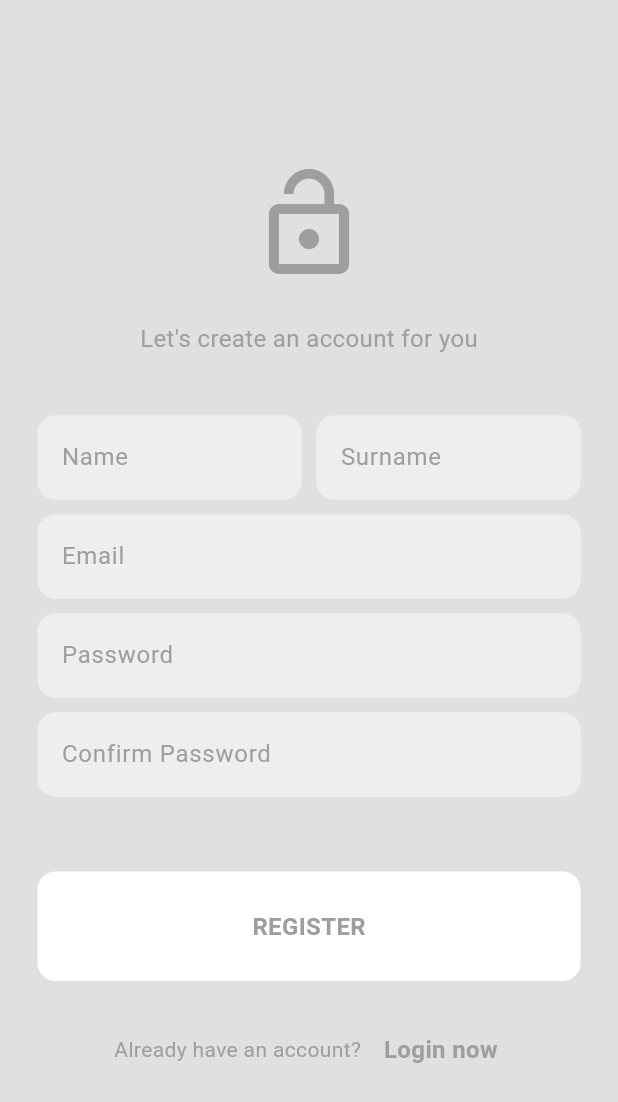
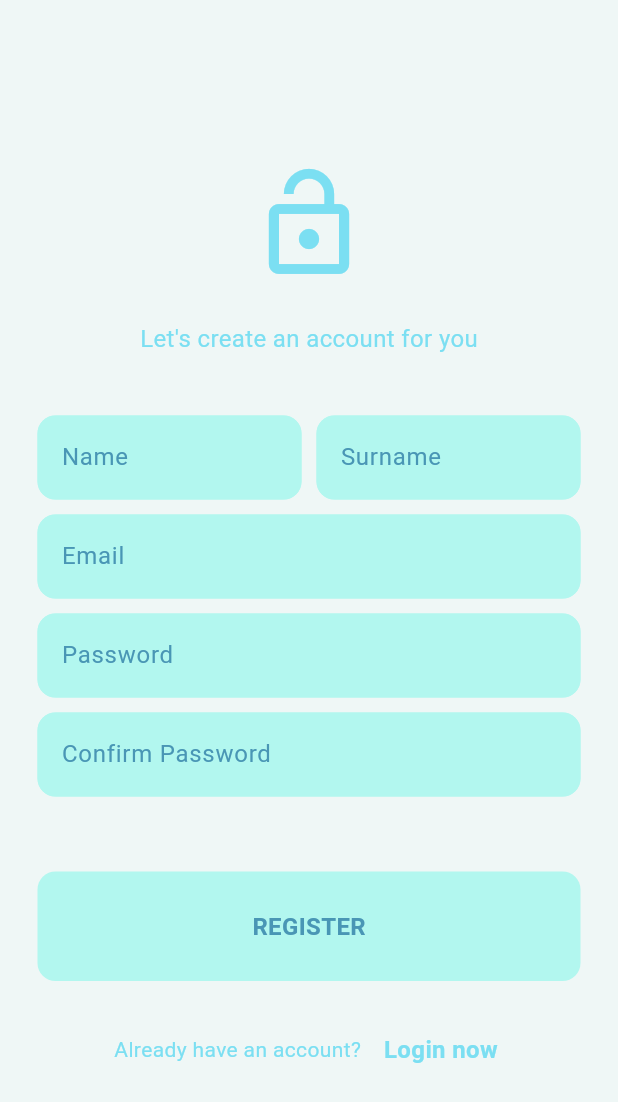
Before and after one commit to AdinathNandgaonkar/supatha, a Flutter app: the screen it shows after launch, after a tap on "Register now", on a phone screen of 412 x 824 dp. Shown: the top 1102 px of the screen. Run offline on Flutter 3.47's test engine with Material 3 defaults, Android fonts, the phone set to English and light mode, and no system bars; our stand-ins replace firebase_auth, firebase_core, flutter_bloc, google_nav_bar, google_sign_in; accounts and stored records are empty.

Commit message:
Added colours for light/dark modes

```diff
--- a/lib/features/auth/presentation/components/google_sign_in_button.dart
+++ b/lib/features/auth/presentation/components/google_sign_in_button.dart
@@ -11,10 +11,10 @@ class MyGoogleSignInButton extends StatelessWidget {
       child: Container(
         padding: const EdgeInsets.all(10),
         decoration: BoxDecoration(
-          color: Theme.of(context).colorScheme.secondary,
+          color: Theme.of(context).colorScheme.primary,
           borderRadius: BorderRadius.circular(12),
           border: Border.all(
-            color: Theme.of(context).colorScheme.secondary,
+            color: Theme.of(context).colorScheme.primary,
           ),
         ),
         height: 52,
--- a/lib/features/auth/presentation/components/my_button.dart
+++ b/lib/features/auth/presentation/components/my_button.dart
@@ -1,4 +1,5 @@
 import 'package:flutter/material.dart';
+import 'package:supatha_shuttles/themes/light_mode.dart';
 
 class MyButton extends StatelessWidget {
   final void Function()? onTap;
@@ -13,16 +14,21 @@ class MyButton extends StatelessWidget {
       child: Container(
         padding: const EdgeInsets.all(25),
         decoration: BoxDecoration(
-            color: Theme.of(context).colorScheme.tertiary,
+            color: Theme.of(context).colorScheme.secondary,
             borderRadius: BorderRadius.circular(12)),
         child: Center(
-            child: Text(
-          text,
-          style: TextStyle(
+          child: Text(
+            text,
+            style: TextStyle(
               fontWeight: FontWeight.bold,
               fontSize: 16,
-              color: Theme.of(context).colorScheme.primary),
-        )),
+              color:
+                  Theme.of(context).colorScheme.brightness == Brightness.light
+                      ? Theme.of(context).colorScheme.inversePrimary
+                      : Theme.of(context).colorScheme.tertiary,
+            ),
+          ),
+        ),
       ),
     );
   }
--- a/lib/features/auth/presentation/components/my_textfield.dart
+++ b/lib/features/auth/presentation/components/my_textfield.dart
@@ -1,4 +1,5 @@
 import 'package:flutter/material.dart';
+import 'package:supatha_shuttles/themes/light_mode.dart';
 
 class MyTextField extends StatelessWidget {
   final TextEditingController controller;
@@ -30,7 +31,9 @@ class MyTextField extends StatelessWidget {
         ),
         hintText: hintText,
         hintStyle: TextStyle(
-          color: Theme.of(context).colorScheme.primary,
+          color: Theme.of(context).brightness == Brightness.light
+              ? Theme.of(context).colorScheme.inversePrimary
+              : Theme.of(context).colorScheme.tertiary,
         ),
         fillColor: Theme.of(context).colorScheme.secondary,
         filled: true,
--- a/lib/features/auth/presentation/pages/login_page.dart
+++ b/lib/features/auth/presentation/pages/login_page.dart
@@ -137,7 +137,11 @@ class _LoginPageState extends State<LoginPage> {
                   const SizedBox(
                     height: 25,
                   ),
-                  const Text("Or sign in with"),
+                  Text(
+                    "Or sign in with",
+                    style:
+                        TextStyle(color: Theme.of(context).colorScheme.primary),
+                  ),
                   const SizedBox(
                     height: 15,
                   ),
--- a/lib/themes/dark_mode.dart
+++ b/lib/themes/dark_mode.dart
@@ -1,9 +1,17 @@
 import 'package:flutter/material.dart';
 
 ThemeData darkMode = ThemeData(
-    colorScheme: ColorScheme.dark(
-        primary: Colors.grey.shade400,
-        secondary: const Color.fromARGB(255, 39, 39, 39),
-        tertiary: const Color.fromARGB(255, 25, 25, 25),
-        inversePrimary: Colors.grey.shade300),
-    scaffoldBackgroundColor: Colors.grey.shade900);
+    colorScheme: const ColorScheme.dark(
+        primary: Color(0xff1a6d7a),
+        secondary: Color(0xff2a8a82),
+        tertiary: Color(0xff121f20),
+        inversePrimary: Color.fromARGB(255, 255, 255, 255)),
+    scaffoldBackgroundColor: const Color(0xff121f20));
+
+// ThemeData darkMode = ThemeData(
+//     colorScheme: ColorScheme.dark(
+//         primary: Colors.grey.shade400,
+//         secondary: Colors.grey.shade800,
+//         tertiary: Colors.grey.shade900,
+//         inversePrimary: Colors.grey.shade300),
+//     scaffoldBackgroundColor: Colors.grey.shade900);
--- a/lib/themes/light_mode.dart
+++ b/lib/themes/light_mode.dart
@@ -1,9 +1,18 @@
 import 'package:flutter/material.dart';
 
 ThemeData lightMode = ThemeData(
-    colorScheme: ColorScheme.light(
-        primary: Colors.grey.shade500,
-        secondary: Colors.grey.shade200,
-        tertiary: Colors.white,
-        inversePrimary: Colors.grey.shade900),
-    scaffoldBackgroundColor: Colors.grey.shade300);
+    colorScheme: const ColorScheme.light(
+      primary: Color(0xff7bdff2),
+      secondary: Color(0xffb2f7ef),
+      tertiary: Color(0xffeff7f6),
+      inversePrimary: Color.fromARGB(255, 73, 150, 181),
+    ),
+    scaffoldBackgroundColor: const Color(0xffeff7f6));
+
+// ThemeData lightMode = ThemeData(
+//     colorScheme: ColorScheme.light(
+//         primary: Colors.grey.shade500,
+//         secondary: Colors.grey.shade200,
+//         tertiary: Colors.white,
+//         inversePrimary: Colors.grey.shade900),
+//     scaffoldBackgroundColor: Colors.grey.shade300);
--- a/pubspec.yaml
+++ b/pubspec.yaml
@@ -13,6 +13,7 @@ dependencies:
     sdk: flutter
   flutter_bloc: ^9.1.1
   google_sign_in: ^6.2.1
+  google_nav_bar: ^5.0.7
 
 dev_dependencies:
   flutter_test:
```
Also changed, not shown: lib/features/auth/data/firebase_auth_repo.dart (+7 -1 lines), lib/features/home/presentation/nav_bar/nav_bar_sizes.dart (added, +57 -0 lines), lib/features/home/presentation/pages/home_page.dart (+62 -1 lines), pubspec.lock, 4 other files.
